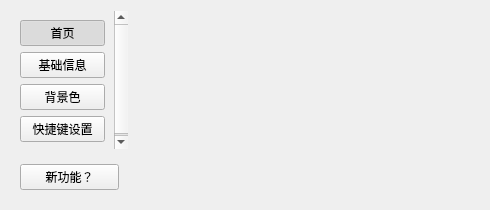
Before: the Qt Designer form uis/rc_setting/setting_ui.ui in YQBaobao/RollerCoaster, drawn with Qt 5.
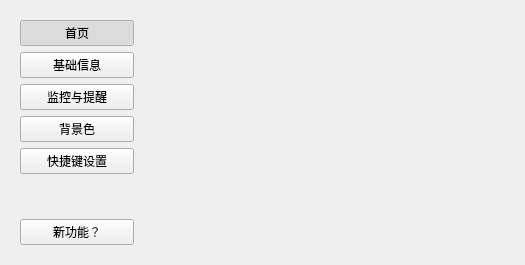
After: the same form once the commit is applied. Icons and pictures are not drawn.

Commit message: ADD:监控与提醒设置页

The edit to the form file:
```diff
--- a/uis/rc_setting/setting_ui.ui
+++ b/uis/rc_setting/setting_ui.ui
@@ -6,20 +6,20 @@
    <rect>
     <x>0</x>
     <y>0</y>
-    <width>490</width>
-    <height>210</height>
+    <width>525</width>
+    <height>265</height>
    </rect>
   </property>
   <property name="minimumSize">
    <size>
-    <width>490</width>
-    <height>210</height>
+    <width>525</width>
+    <height>265</height>
    </size>
   </property>
   <property name="maximumSize">
    <size>
-    <width>490</width>
-    <height>210</height>
+    <width>525</width>
+    <height>265</height>
    </size>
   </property>
   <property name="windowTitle">
@@ -34,13 +34,13 @@
     <widget class="QStackedWidget" name="stackedWidget">
      <property name="minimumSize">
       <size>
-       <width>345</width>
+       <width>365</width>
        <height>0</height>
       </size>
      </property>
      <property name="maximumSize">
       <size>
-       <width>345</width>
+       <width>365</width>
        <height>16777215</height>
       </size>
      </property>
@@ -59,30 +59,11 @@
        <rect>
         <x>0</x>
         <y>0</y>
-        <width>121</width>
-        <height>145</height>
+        <width>136</width>
+        <height>200</height>
        </rect>
       </property>
       <layout class="QGridLayout" name="gridLayout_3">
-       <item row="0" column="0">
-        <widget class="QPushButton" name="pushButton_home">
-         <property name="text">
-          <string>首页</string>
-         </property>
-         <property name="checkable">
-          <bool>true</bool>
-         </property>
-         <property name="checked">
-          <bool>true</bool>
-         </property>
-         <property name="autoExclusive">
-          <bool>true</bool>
-         </property>
-         <attribute name="buttonGroup">
-          <string notr="true">buttonGroup</string>
-         </attribute>
-        </widget>
-       </item>
        <item row="1" column="0">
         <widget class="QPushButton" name="pushButton_base">
          <property name="text">
@@ -99,7 +80,7 @@
          </attribute>
         </widget>
        </item>
-       <item row="3" column="0">
+       <item row="4" column="0">
         <widget class="QPushButton" name="pushButton_shortcut_key">
          <property name="text">
           <string>快捷键设置</string>
@@ -116,6 +97,22 @@
         </widget>
        </item>
        <item row="2" column="0">
+        <widget class="QPushButton" name="pushButton_monitor">
+         <property name="text">
+          <string>监控与提醒</string>
+         </property>
+         <property name="checkable">
+          <bool>true</bool>
+         </property>
+         <property name="autoExclusive">
+          <bool>true</bool>
+         </property>
+         <attribute name="buttonGroup">
+          <string notr="true">buttonGroup</string>
+         </attribute>
+        </widget>
+       </item>
+       <item row="3" column="0">
         <widget class="QPushButton" name="pushButton_background_color">
          <property name="text">
           <string>背景色</string>
@@ -131,6 +128,38 @@
          </attribute>
         </widget>
        </item>
+       <item row="0" column="0">
+        <widget class="QPushButton" name="pushButton_home">
+         <property name="text">
+          <string>首页</string>
+         </property>
+         <property name="checkable">
+          <bool>true</bool>
+         </property>
+         <property name="checked">
+          <bool>true</bool>
+         </property>
+         <property name="autoExclusive">
+          <bool>true</bool>
+         </property>
+         <attribute name="buttonGroup">
+          <string notr="true">buttonGroup</string>
+         </attribute>
+        </widget>
+       </item>
+       <item row="5" column="0">
+        <spacer name="verticalSpacer">
+         <property name="orientation">
+          <enum>Qt::Vertical</enum>
+         </property>
+         <property name="sizeHint" stdset="0">
+          <size>
+           <width>0</width>
+           <height>0</height>
+          </size>
+         </property>
+        </spacer>
+       </item>
       </layout>
      </widget>
     </widget>
```
The commit also changes 7 other files.
